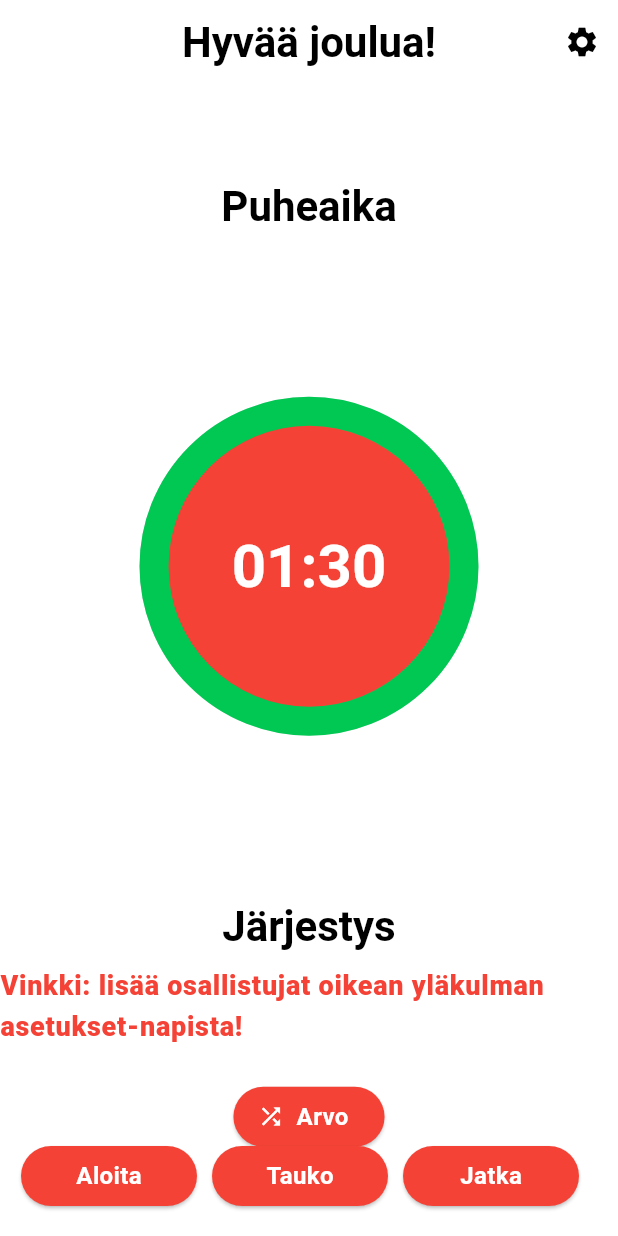
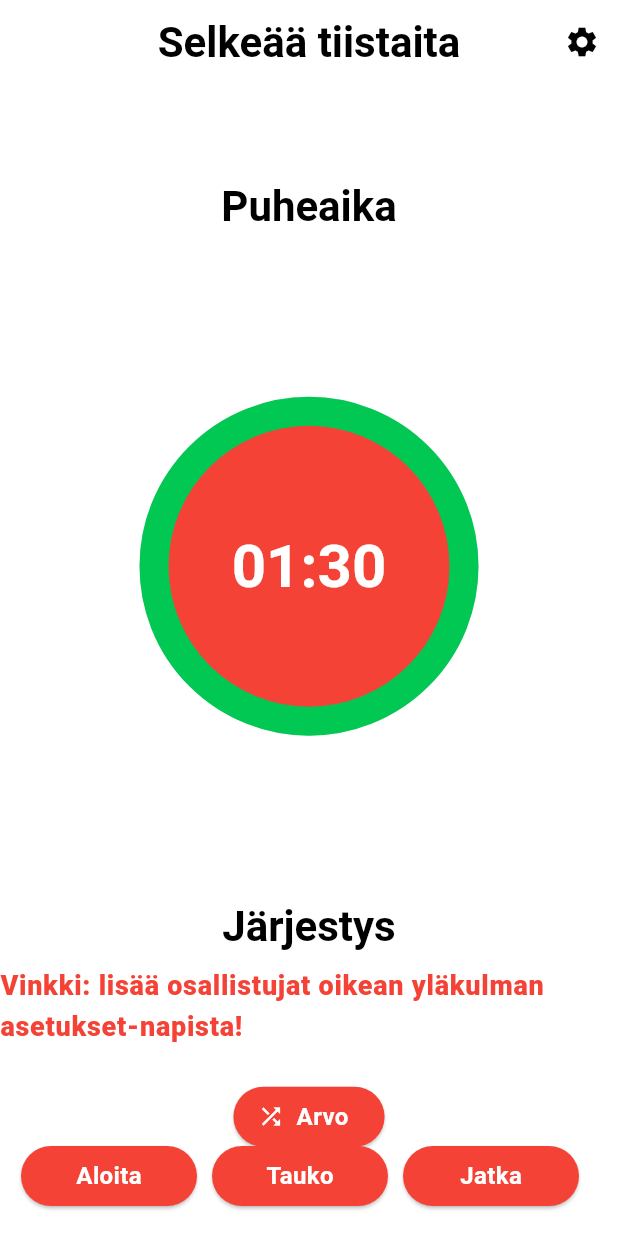
Before and after one commit to areee/flutter_participants_lottery, a Flutter app: the screen it shows after launch, on a phone screen of 412 x 824 dp. Run offline on Flutter 3.47's test engine with Material 2 defaults, Android fonts, the phone set to English and light mode, and no system bars; drawn by our look-alikes of circular_countdown_timer; our stand-ins replace google_fonts, shared_preferences; missing offline and left inert: emoji_alert.

Commit message:
Add initial appbar greeting

```diff
--- /dev/null
+++ b/lib/app_bar_text.dart
@@ -0,0 +1,9 @@
+import 'package:flutter_participants_lottery/extensions/string_extension.dart';
+import 'package:flutter_participants_lottery/static.dart';
+
+/// Returns the text for the app bar
+String getAppBarText() {
+  var adjective = getAdjective();
+  var weekDay = getWeekDay(DateTime.now().weekday - 1);
+  return '${adjective.toCapitalized()} $weekDay';
+}
--- a/lib/extensions/string_extension.dart
+++ b/lib/extensions/string_extension.dart
@@ -3,4 +3,8 @@ extension StringExtension on String {
   String trimAndReplaceDoubleSpaces() {
     return trim().replaceAll(RegExp(r'\s{2,}'), ' ');
   }
+
+  /// Returns a string with the first letter capitalized and the rest lowercased
+  String toCapitalized() =>
+      length > 0 ? '${this[0].toUpperCase()}${substring(1).toLowerCase()}' : '';
 }
--- a/lib/main.dart
+++ b/lib/main.dart
@@ -1,4 +1,5 @@
 import 'package:flutter/material.dart';
+import 'app_bar_text.dart';
 import 'fpl_themes.dart';
 import 'home_page.dart';
 
@@ -16,7 +17,7 @@ class FplApp extends StatelessWidget {
       title: 'Osallistujien arvonta',
       darkTheme: darkFplTheme(context),
       theme: lightFplTheme(context),
-      home: const HomePage(title: 'Hyvää joulua!'),
+      home: HomePage(title: getAppBarText()),
     );
   }
 }
```
Also changed, not shown: lib/static.dart (added, +44 -0 lines).
